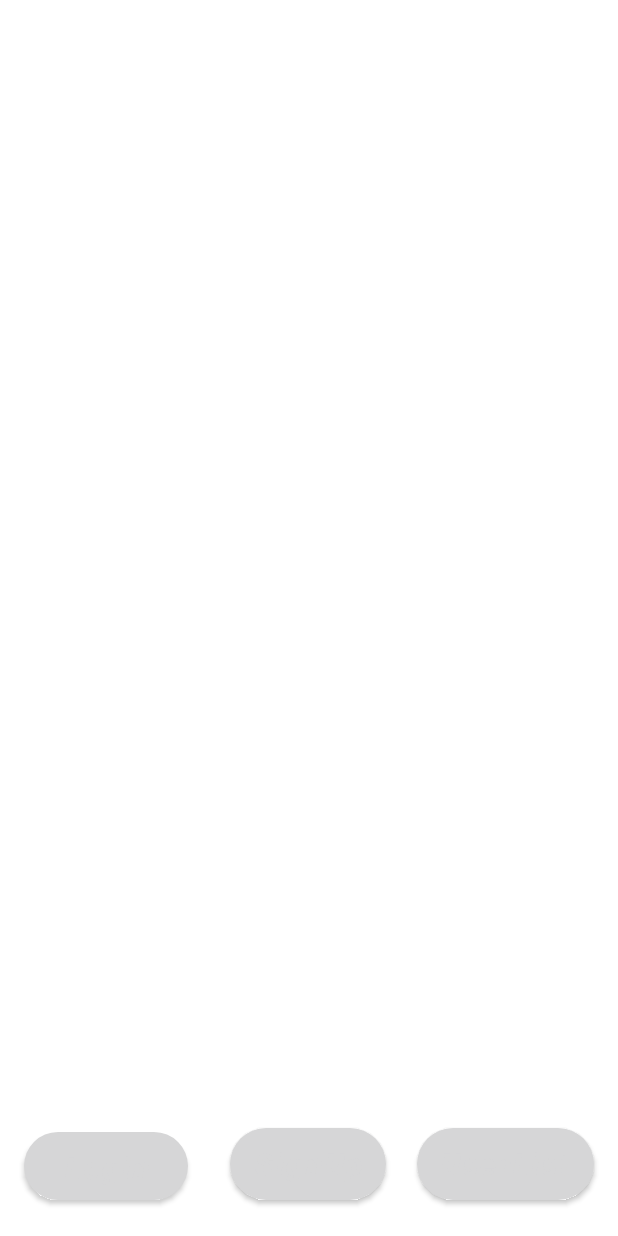
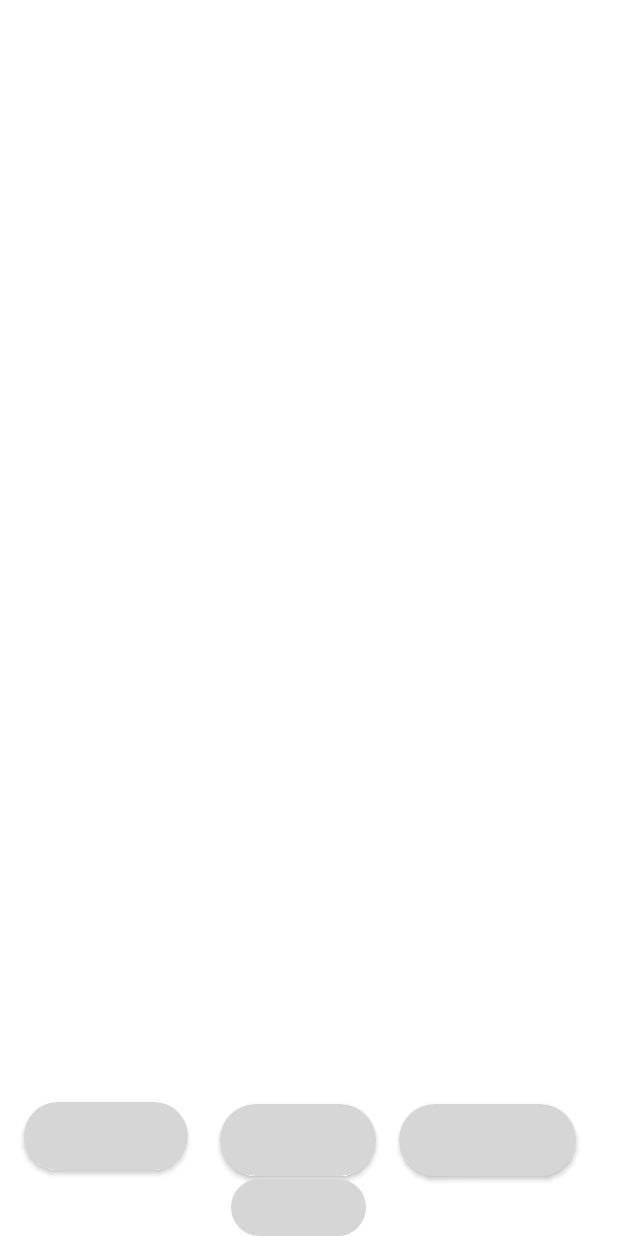
Before and after one commit to palashsmartdata/Project1, an Android app: the layout activity_main.xml on its own in the app's theme, with its tools: preview values and no code run, on a phone screen of 412 x 824 dp. Run offline under Robolectric (Android 15) with nearby library versions, the phone set to English and light mode, and no system bars.

Commit message:
done with retrofit

```diff
--- a/app/build.gradle
+++ b/app/build.gradle
@@ -45,4 +45,9 @@ dependencies {
     //RECYCLER VIEW DEPENDENCIES
     implementation "androidx.recyclerview:recyclerview:1.2.1"
     implementation "androidx.recyclerview:recyclerview-selection:1.1.0"
+
+
+    //Dependency for Retrofit and Json data
+    implementation 'com.squareup.retrofit2:retrofit:2.3.0'
+    implementation 'com.squareup.retrofit2:converter-gson:2.3.0'
 }
--- a/app/src/main/AndroidManifest.xml
+++ b/app/src/main/AndroidManifest.xml
@@ -1,6 +1,10 @@
 <?xml version="1.0" encoding="utf-8"?>
 <manifest xmlns:android="http://schemas.android.com/apk/res/android"
     package="com.example.newproject">
+
+    <uses-permission android:name="android.permission.INTERNET">
+
+    </uses-permission>
 
     <application
         android:allowBackup="true"
--- a/app/src/main/java/com/example/newproject/Databases/UserDatabase.java
+++ b/app/src/main/java/com/example/newproject/Databases/UserDatabase.java
@@ -28,7 +28,6 @@ public abstract class UserDatabase extends RoomDatabase {
 
 
     }
-    // public abstract UserDao getUserDao();
 
 
 }
--- a/app/src/main/java/com/example/newproject/Fragments/UserListFragment.java
+++ b/app/src/main/java/com/example/newproject/Fragments/UserListFragment.java
@@ -37,6 +37,7 @@ public class UserListFragment extends Fragment {
     RecyclerAdapter adapter;
 
 
+
     @Override
     public View onCreateView(LayoutInflater inflater, ViewGroup container,
                              Bundle savedInstanceState) {
@@ -45,6 +46,7 @@ public class UserListFragment extends Fragment {
         View  view = inflater.inflate(R.layout.fragment_user_list, container, false);
 
         recyclerView = view.findViewById(R.id.f3recyclerview);
+
         list = new ArrayList<>();
         recyclerView.setLayoutManager(new LinearLayoutManager(getContext()) );
         userDatabase = UserDatabase.getUserDatabase(getContext());
@@ -67,6 +69,8 @@ public class UserListFragment extends Fragment {
             }
         }).start();
 
+
+
         return view;
 
 
--- a/app/src/main/res/layout/activity_main.xml
+++ b/app/src/main/res/layout/activity_main.xml
@@ -23,8 +23,8 @@
         android:id="@+id/Userlist"
         android:layout_width="wrap_content"
         android:layout_height="wrap_content"
-        android:layout_marginEnd="16dp"
-        android:layout_marginBottom="24dp"
+        android:layout_marginEnd="28dp"
+        android:layout_marginBottom="40dp"
         android:background="@drawable/round_bg"
         android:text="UserList"
         android:textAlignment="center"
@@ -40,7 +40,7 @@
         android:layout_width="109dp"
         android:layout_height="45dp"
         android:layout_marginStart="16dp"
-        android:layout_marginBottom="24dp"
+        android:layout_marginBottom="44dp"
         android:background="@drawable/round_bg"
         android:drawablePadding="16dp"
         android:text="Login"
@@ -56,7 +56,9 @@
         android:id="@+id/Signup"
         android:layout_width="wrap_content"
         android:layout_height="wrap_content"
-        android:layout_marginBottom="24dp"
+        android:layout_marginStart="8dp"
+        android:layout_marginEnd="8dp"
+        android:layout_marginBottom="40dp"
         android:background="@drawable/round_bg"
         android:text="SignUp"
         android:textAlignment="center"
@@ -66,8 +68,26 @@
         app:backgroundTint="@color/colorprimary"
         app:layout_constraintBottom_toBottomOf="parent"
         app:layout_constraintEnd_toStartOf="@+id/Userlist"
-        app:layout_constraintHorizontal_bias="0.581"
+        app:layout_constraintHorizontal_bias="0.66"
         app:layout_constraintStart_toEndOf="@+id/loginbtn" />
+
+    <Button
+        android:id="@+id/Retrobtn"
+        android:layout_width="90dp"
+        android:layout_height="38dp"
+        android:layout_marginStart="16dp"
+        android:layout_marginEnd="16dp"
+        android:background="@drawable/round_border"
+        android:text="Retrofit"
+        android:textAlignment="center"
+        android:textAllCaps="false"
+        android:textSize="12sp"
+        android:textStyle="bold"
+        app:backgroundTint="@color/colorprimary"
+        app:layout_constraintBottom_toBottomOf="parent"
+        app:layout_constraintEnd_toEndOf="parent"
+        app:layout_constraintHorizontal_bias="0.477"
+        app:layout_constraintStart_toStartOf="parent" />
 
 
 </androidx.constraintlayout.widget.ConstraintLayout>
```
Also changed, not shown: app/src/main/java/com/example/newproject/Databases/UserDao.java (+11 -0 lines), app/src/main/java/com/example/newproject/Fragments/HomeScreenLogin.java (+28 -3 lines), app/src/main/java/com/example/newproject/Fragments/LoginFragment.java (+9 -3 lines), app/src/main/java/com/example/newproject/Fragments/RegisterFragment.java (+20 -0 lines), app/src/main/java/com/example/newproject/Fragments/RetroFragment.java (added, +72 -0 lines), app/src/main/java/com/example/newproject/MainActivity.java (+15 -1 lines), app/src/main/java/com/example/newproject/RecyclerAdapter.java (+59 -9 lines), app/src/main/java/com/example/newproject/Retrofit/Model.java (added, +46 -0 lines), app/src/main/java/com/example/newproject/Retrofit/MyApi.java (added, +12 -0 lines), app/src/main/res/layout/dataitems.xml (+13 -4 lines), app/src/main/res/layout/fragment_home_screen_login.xml (+39 -3 lines), app/src/main/res/layout/fragment_retro.xml (added, +27 -0 lines).
